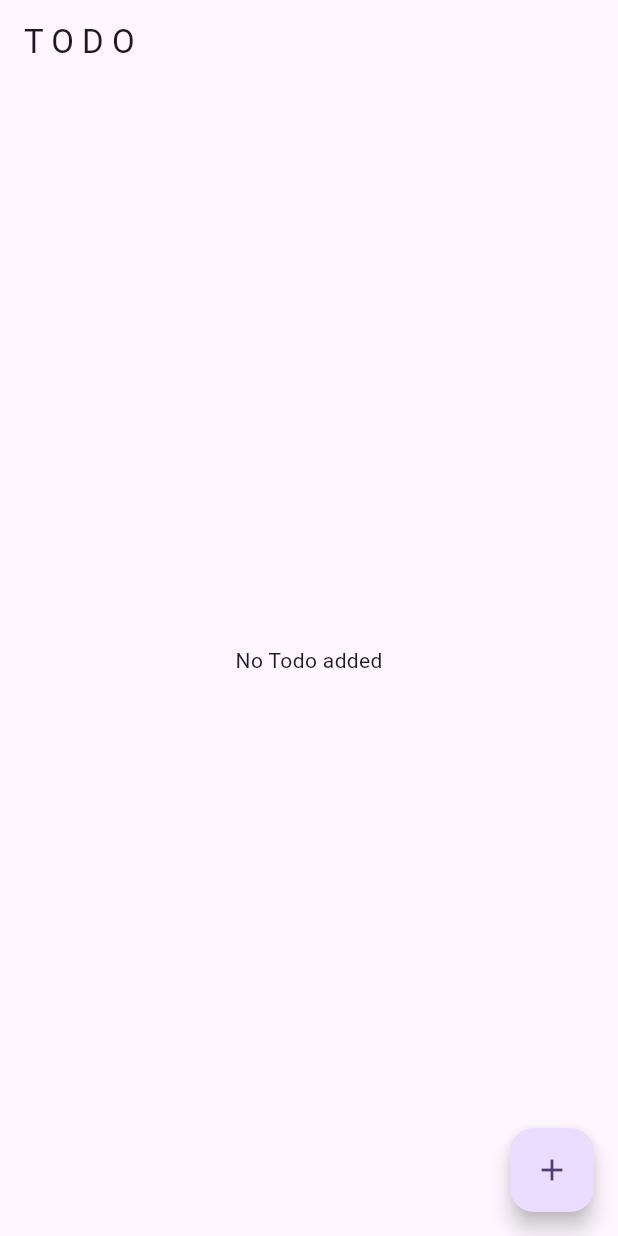
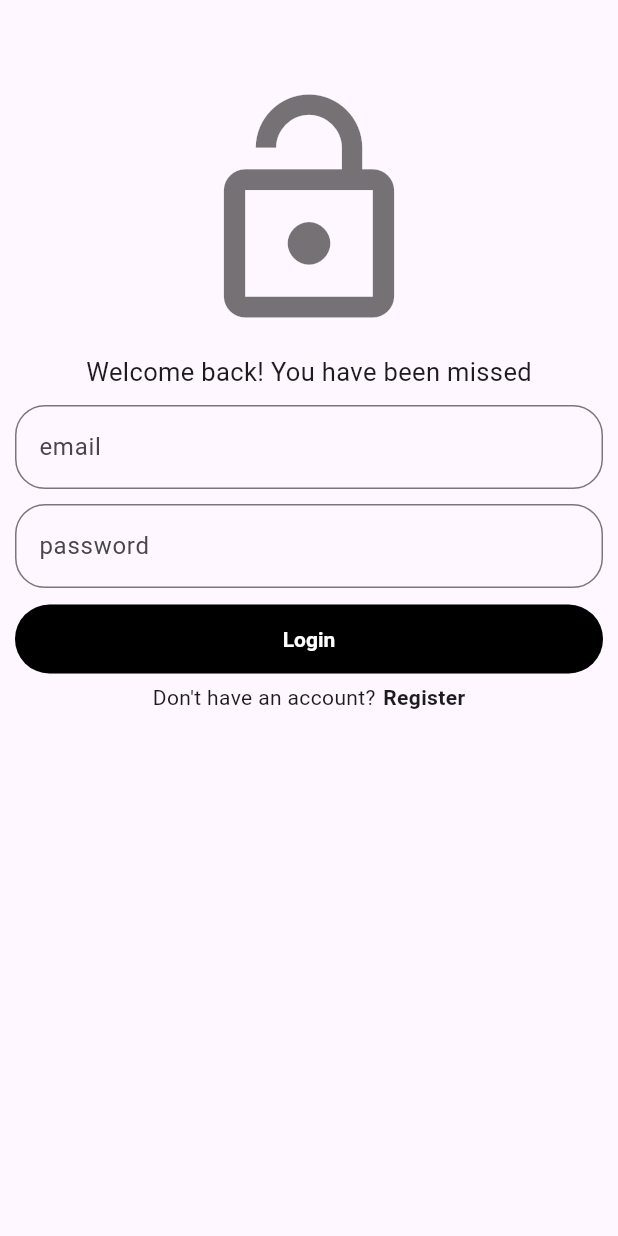
Before and after one commit to devkamalsahu/todo-app, a Flutter app: the screen it shows after launch, on a phone screen of 412 x 824 dp. Run offline on Flutter 3.47's test engine with Material 3 defaults, Android fonts, the phone set to English and light mode, and no system bars; our stand-ins replace flutter_bloc, supabase, supabase_flutter; accounts and stored records are empty.

Commit message:
Added auth service

```diff
--- /dev/null
+++ b/lib/features/auth/data/supabase_auth_repo.dart
@@ -0,0 +1,63 @@
+import 'package:supabase/supabase.dart';
+import 'package:supabase_flutter/supabase_flutter.dart';
+import 'package:todo_app/features/auth/domain/entity/user_profile.dart';
+import 'package:todo_app/features/auth/domain/repository/auth_repo.dart';
+
+class SupabaseAuthRepo implements AuthRepo {
+  final auth = Supabase.instance.client.auth;
+  final db = Supabase.instance.client;
+
+  @override
+  Future<User?> getCurrentUser() async {
+    return auth.currentUser;
+  }
+
+  @override
+  Future<User?> loginWithEmailPassword({
+    required email,
+    required String password,
+  }) async {
+    try {
+      final response = await auth.signInWithPassword(
+        password: password,
+        email: email,
+      );
+
+      return response.user;
+    } catch (e) {
+      throw Exception('Login failed: $e');
+    }
+  }
+
+  @override
+  Future<void> logout() async {
+    await auth.signOut();
+  }
+
+  @override
+  Future<User?> registerWithEmailPassword({
+    required String name,
+    required String email,
+    required String password,
+  }) async {
+    try {
+      // signup request
+      final response = await auth.signUp(email: email, password: password);
+      final user = response.user;
+      if (user != null) {
+        UserProfile userProfile = UserProfile(
+          email: email,
+          name: name,
+          userId: user.id,
+        );
+
+        // storing user information
+        await db.from('users').insert(userProfile.toJson());
+      }
+
+      return user;
+    } catch (e) {
+      throw Exception('Sign up failed: $e');
+    }
+  }
+}
--- /dev/null
+++ b/lib/features/auth/domain/entity/user_profile.dart
@@ -0,0 +1,22 @@
+class UserProfile {
+  final String userId;
+  final String name;
+  final String email;
+
+  // constructer
+  UserProfile({required this.userId, required this.name, required this.email});
+
+  // converts object -> json
+  Map<String, dynamic> toJson() {
+    return {'user_id': userId, 'name': name, 'email': email};
+  }
+
+  // converts json -> object
+  factory UserProfile.fromJson(Map<String, dynamic> json) {
+    return UserProfile(
+      userId: json['user_id'],
+      name: json['name'],
+      email: json['email'],
+    );
+  }
+}
--- /dev/null
+++ b/lib/features/auth/domain/repository/auth_repo.dart
@@ -0,0 +1,23 @@
+/*
+
+  Auth Repository: Outline the possible operations for this app.
+
+*/
+
+import 'package:supabase_flutter/supabase_flutter.dart';
+
+abstract class AuthRepo {
+  Future<User?> loginWithEmailPassword({
+    required email,
+    required String password,
+  });
+  Future<User?> registerWithEmailPassword({
+    required String name,
+    required String email,
+    required String password,
+  });
+
+  Future<void> logout();
+
+  Future<User?> getCurrentUser();
+}
--- /dev/null
+++ b/lib/features/auth/presentation/cubit/auth_cubit.dart
@@ -0,0 +1,85 @@
+/*
+
+  Auth cubit -> State management
+
+*/
+
+import 'package:flutter_bloc/flutter_bloc.dart';
+import 'package:supabase_flutter/supabase_flutter.dart';
+import 'package:todo_app/features/auth/domain/repository/auth_repo.dart';
+import 'auth_states.dart';
+
+class AuthCubit extends Cubit<AuthStates> {
+  final AuthRepo authRepo;
+
+  User? _currentUser;
+
+  AuthCubit({required this.authRepo}) : super(AuthInitial());
+
+  // check if user alredy exist
+  void checkAuth() async {
+    final user = await authRepo.getCurrentUser();
+    if (user != null) {
+      _currentUser = user;
+      emit(Authenticated(_currentUser!));
+    } else {
+      emit(UnAuthenticated());
+    }
+  }
+
+  // get current user
+  User? get getCurrentUser => _currentUser;
+
+  // login with email + pw
+  Future<void> login(String email, String password) async {
+    try {
+      emit(AuthLoading());
+      final user = await authRepo.loginWithEmailPassword(
+        email: email,
+        password: password,
+      );
+
+      if (user != null) {
+        _currentUser = user;
+        emit(Authenticated(user));
+      } else {
+        emit(UnAuthenticated());
+      }
+    } catch (e) {
+      emit(AuthError(e.toString()));
+      emit(UnAuthenticated());
+    }
+  }
+
+  // register
+  Future<void> register({
+    required String name,
+    required String email,
+    required String password,
+  }) async {
+    try {
+      emit(AuthLoading());
+      final user = await authRepo.registerWithEmailPassword(
+        name: name,
+        email: email,
+        password: password,
+      );
+
+      if (user != null) {
+        _currentUser = user;
+        emit(Authenticated(user));
+      } else {
+        emit(UnAuthenticated());
+      }
+    } catch (e) {
+      emit(AuthError(e.toString()));
+      emit(UnAuthenticated());
+    }
+  }
+
+  // logout
+  Future<void> logout() async {
+    authRepo.logout();
+    emit(UnAuthenticated());
+  }
+}
--- /dev/null
+++ b/lib/features/auth/presentation/cubit/auth_states.dart
@@ -0,0 +1,26 @@
+import 'package:supabase_flutter/supabase_flutter.dart';
+
+abstract class AuthStates {}
+
+// initial
+class AuthInitial extends AuthStates {}
+
+// loading
+class AuthLoading extends AuthStates {}
+
+// authenticated
+class Authenticated extends AuthStates {
+  User user;
+
+  Authenticated(this.user);
+}
+
+// unauthenticated
+class UnAuthenticated extends AuthStates {}
+
+// auth error
+class AuthError extends AuthStates {
+  final String message;
+
+  AuthError(this.message);
+}
--- /dev/null
+++ b/lib/features/auth/presentation/pages/auth_screen.dart
@@ -0,0 +1,29 @@
+import 'package:flutter/material.dart';
+import 'package:todo_app/features/auth/presentation/pages/login_screen.dart';
+import 'package:todo_app/features/auth/presentation/pages/register_screen.dart';
+
+class AuthScreen extends StatefulWidget {
+  const AuthScreen({super.key});
+
+  @override
+  State<AuthScreen> createState() => _AuthScreenState();
+}
+
+class _AuthScreenState extends State<AuthScreen> {
+  bool isLogin = true;
+
+  void toggleAuth() {
+    setState(() {
+      isLogin = !isLogin;
+    });
+  }
+
+  @override
+  Widget build(BuildContext context) {
+    if (isLogin) {
+      return LoginScreen(toggleAuth: toggleAuth);
+    } else {
+      return RegisterScreen(toggleAuth: toggleAuth);
+    }
+  }
+}
--- /dev/null
+++ b/lib/features/auth/presentation/pages/login_screen.dart
@@ -0,0 +1,106 @@
+import 'package:flutter/material.dart';
+import 'package:flutter_bloc/flutter_bloc.dart';
+import 'package:todo_app/features/auth/presentation/cubit/auth_cubit.dart';
+
+class LoginScreen extends StatefulWidget {
+  const LoginScreen({super.key, required this.toggleAuth});
+  final void Function() toggleAuth;
+
+  @override
+  State<LoginScreen> createState() => _LoginScreenState();
+}
+
+class _LoginScreenState extends State<LoginScreen> {
+  // controllers
+  final emailConstroller = TextEditingController();
+  final passwordController = TextEditingController();
+
+  @override
+  void dispose() {
+    emailConstroller.dispose();
+    passwordController.dispose();
+
+    super.dispose();
+  }
+
+  void login() {
+    final email = emailConstroller.text;
+    final password = passwordController.text;
+
+    final authCubit = context.read<AuthCubit>();
+
+    if (email.isNotEmpty && password.isNotEmpty) {
+      authCubit.login(email, password);
+    } else {
+      ScaffoldMessenger.of(context).showSnackBar(
+        SnackBar(content: Text('Please enter both email and password')),
+      );
+    }
+  }
+
+  @override
+  Widget build(BuildContext context) {
+    return Scaffold(
+      appBar: AppBar(),
+      body: Padding(
+        padding: const EdgeInsets.symmetric(horizontal: 10),
+        child: ListView(
+          children: [
+            // Icon
+            Icon(Icons.lock_open, color: Colors.black54, size: 170),
+
+            SizedBox(height: 10),
+
+            // text
+            Center(
+              child: Text(
+                'Welcome back! You have been missed',
+                style: TextStyle(fontWeight: FontWeight.w400, fontSize: 17),
+              ),
+            ),
+
+            SizedBox(height: 10),
+
+            // email
+            TextFormField(
+              controller: emailConstroller,
+              decoration: InputDecoration(hintText: 'email'),
+            ),
+
+            SizedBox(height: 10),
+
+            // password
+            TextFormField(
+              controller: passwordController,
+              obscureText: true,
+              decoration: InputDecoration(hintText: 'password'),
+            ),
+
+            SizedBox(height: 10),
+
+            // register
+            ElevatedButton(onPressed: login, child: Text('Login')),
+
+            SizedBox(height: 5),
+
+            // toggle
+            Row(
+              mainAxisAlignment: MainAxisAlignment.center,
+              children: [
+                Text('Don\'t have an account?'),
+                SizedBox(width: 5),
+                GestureDetector(
+                  onTap: widget.toggleAuth,
+                  child: Text(
+                    'Register',
+                    style: TextStyle(fontWeight: FontWeight.bold),
+                  ),
+                ),
+              ],
+            ),
+          ],
+        ),
+      ),
+    );
+  }
+}
--- a/lib/main.dart
+++ b/lib/main.dart
@@ -1,11 +1,14 @@
 import 'package:flutter/material.dart';
 import 'package:flutter_bloc/flutter_bloc.dart';
 import 'package:supabase_flutter/supabase_flutter.dart';
-import 'package:todo_app/features/todo/data/supabase_todo_repo.dart';
-import 'package:todo_app/features/todo/presentation/cubit/todo_cubit.dart';
-import 'package:todo_app/utils/api/credential.dart';
-
+import '/features/auth/data/supabase_auth_repo.dart';
+import '/features/auth/presentation/cubit/auth_cubit.dart';
+import '/features/auth/presentation/cubit/auth_states.dart';
 import '/features/todo/presentation/pages/todo_page.dart';
+import '/features/auth/presentation/pages/auth_screen.dart';
+import '/features/todo/data/supabase_todo_repo.dart';
+import '/features/todo/presentation/cubit/todo_cubit.dart';
+import '/utils/api/credential.dart';
 import '/utils/theme/elevated_button.dart';
 import '/utils/theme/input_decoration_theme.dart';
 
@@ -24,13 +27,19 @@ void main() async {
 class MyApp extends StatelessWidget {
   MyApp({super.key});
   final supabaseTodoRepo = SupabaseTodoRepo();
+  final supabaseAuthRepo = SupabaseAuthRepo();
 
   @override
   Widget build(BuildContext context) {
     return MultiBlocProvider(
       providers: [
         BlocProvider<TodoCubit>(
-          create: (context) => TodoCubit(todoRepo: supabaseTodoRepo),
+          create: (context) {
+            return TodoCubit(todoRepo: supabaseTodoRepo);
+          },
+        ),
+        BlocProvider<AuthCubit>(
+          create: (context) => AuthCubit(authRepo: supabaseAuthRepo),
         ),
       ],
       child: MaterialApp(
@@ -42,7 +51,22 @@ class MyApp extends StatelessWidget {
           useMaterial3: true,
         ),
         debugShowCheckedModeBanner: false,
-        home: TodoPage(),
+        home: BlocConsumer<AuthCubit, AuthStates>(
+          builder: (context, authState) {
+            final authcubit = context.read<AuthCubit>();
+            authcubit.checkAuth();
+
+            if (authState is UnAuthenticated) {
+              return AuthScreen();
+            }
+            if (authState is Authenticated) {
+              return TodoPage();
+            } else {
+              return Scaffold(body: Center(child: CircularProgressIndicator()));
+            }
+          },
+          listener: (context, state) {},
+        ),
       ),
     );
   }
```
Also changed, not shown: lib/features/auth/presentation/pages/register_screen.dart (added, +137 -0 lines), lib/features/todo/presentation/pages/todo_page.dart (+13 -1 lines).
